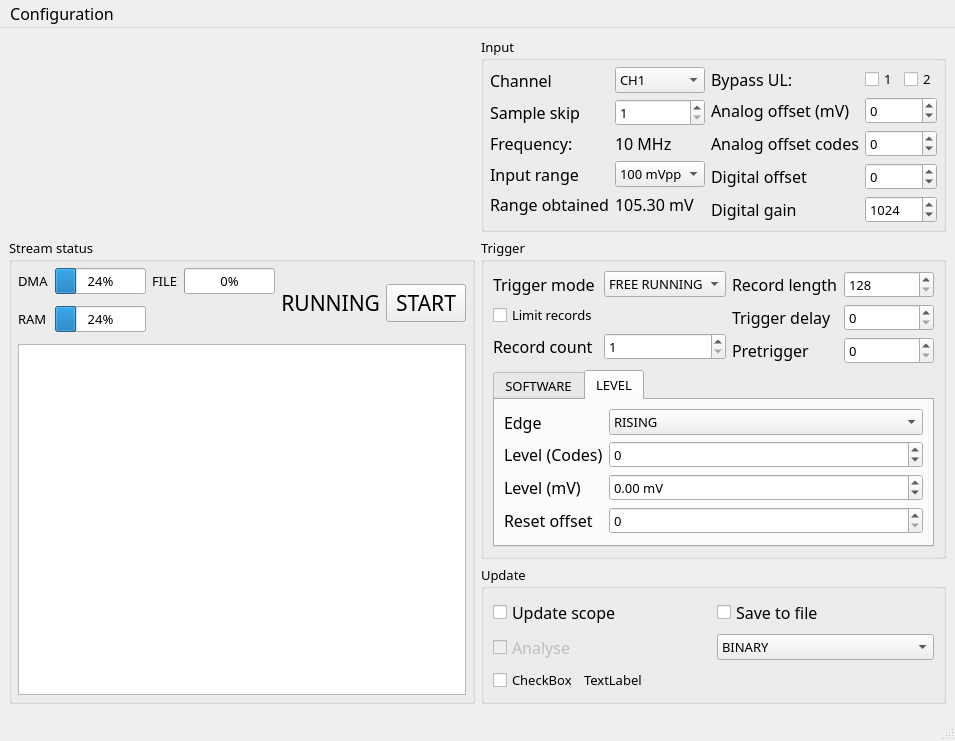
sevenreek/qtadqscope, file MainWindow.ui: the form before one commit.
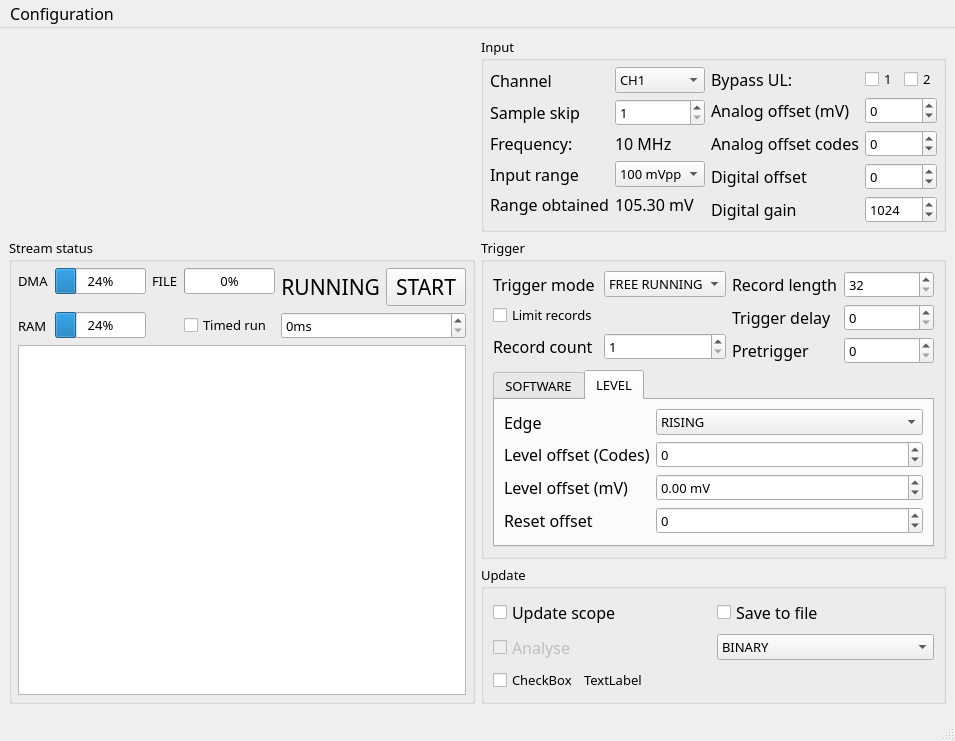
The form after the commit. Custom widgets are drawn as their Qt base class.

Commit message: QoL fixes in config loading/channel changing. Trigger level is now set as an offset from analog DC bias. Added timed acquisition.

```diff
--- a/MainWindow.ui
+++ b/MainWindow.ui
@@ -6,8 +6,8 @@
    <rect>
     <x>0</x>
     <y>0</y>
-    <width>915</width>
-    <height>663</height>
+    <width>919</width>
+    <height>661</height>
    </rect>
   </property>
   <property name="font">
@@ -538,6 +538,39 @@
            <property name="bottomMargin">
             <number>6</number>
            </property>
+           <item row="1" column="4" rowspan="2">
+            <widget class="QLabel" name="streamStatusLabel">
+             <property name="font">
+              <font>
+               <family>Calibri Light</family>
+               <pointsize>16</pointsize>
+              </font>
+             </property>
+             <property name="text">
+              <string>RUNNING</string>
+             </property>
+             <property name="alignment">
+              <set>Qt::AlignRight|Qt::AlignTrailing|Qt::AlignVCenter</set>
+             </property>
+            </widget>
+           </item>
+           <item row="1" column="2">
+            <widget class="QLabel" name="label_15">
+             <property name="text">
+              <string>FILE</string>
+             </property>
+            </widget>
+           </item>
+           <item row="1" column="3">
+            <widget class="QProgressBar" name="FileFillStatus">
+             <property name="maximum">
+              <number>100</number>
+             </property>
+             <property name="value">
+              <number>0</number>
+             </property>
+            </widget>
+           </item>
            <item row="5" column="0" colspan="6">
             <widget class="QPlainTextEdit" name="notificationsTextArea">
              <property name="sizePolicy">
@@ -563,59 +596,6 @@
              </property>
             </widget>
            </item>
-           <item row="1" column="1">
-            <widget class="QProgressBar" name="DMAFillStatus">
-             <property name="maximum">
-              <number>100</number>
-             </property>
-             <property name="value">
-              <number>24</number>
-             </property>
-            </widget>
-           </item>
-           <item row="1" column="2">
-            <widget class="QLabel" name="label_15">
-             <property name="text">
-              <string>FILE</string>
-             </property>
-            </widget>
-           </item>
-           <item row="1" column="4" rowspan="4">
-            <widget class="QLabel" name="streamStatusLabel">
-             <property name="font">
-              <font>
-               <family>Calibri Light</family>
-               <pointsize>16</pointsize>
-              </font>
-             </property>
-             <property name="text">
-              <string>RUNNING</string>
-             </property>
-             <property name="alignment">
-              <set>Qt::AlignRight|Qt::AlignTrailing|Qt::AlignVCenter</set>
-             </property>
-            </widget>
-           </item>
-           <item row="3" column="1">
-            <widget class="QProgressBar" name="RAMFillStatus">
-             <property name="value">
-              <number>24</number>
-             </property>
-            </widget>
-           </item>
-           <item row="1" column="5" rowspan="4">
-            <widget class="QPushButton" name="streamStartStopButton">
-             <property name="font">
-              <font>
-               <family>Calibri Light</family>
-               <pointsize>16</pointsize>
-              </font>
-             </property>
-             <property name="text">
-              <string>START</string>
-             </property>
-            </widget>
-           </item>
            <item row="3" column="0">
             <widget class="QLabel" name="label_14">
              <property name="text">
@@ -623,6 +603,13 @@
              </property>
             </widget>
            </item>
+           <item row="3" column="1">
+            <widget class="QProgressBar" name="RAMFillStatus">
+             <property name="value">
+              <number>24</number>
+             </property>
+            </widget>
+           </item>
            <item row="1" column="0">
             <widget class="QLabel" name="label_13">
              <property name="text">
@@ -630,13 +617,43 @@
              </property>
             </widget>
            </item>
-           <item row="1" column="3">
-            <widget class="QProgressBar" name="FileFillStatus">
+           <item row="1" column="1">
+            <widget class="QProgressBar" name="DMAFillStatus">
              <property name="maximum">
               <number>100</number>
              </property>
              <property name="value">
-              <number>0</number>
+              <number>24</number>
+             </property>
+            </widget>
+           </item>
+           <item row="1" column="5" rowspan="2">
+            <widget class="QPushButton" name="streamStartStopButton">
+             <property name="font">
+              <font>
+               <family>Calibri Light</family>
+               <pointsize>16</pointsize>
+              </font>
+             </property>
+             <property name="text">
+              <string>START</string>
+             </property>
+            </widget>
+           </item>
+           <item row="3" column="3">
+            <widget class="QCheckBox" name="timedRunCheckbox">
+             <property name="text">
+              <string>Timed run</string>
+             </property>
+            </widget>
+           </item>
+           <item row="3" column="4" colspan="2">
+            <widget class="QSpinBox" name="timedRunValue">
+             <property name="suffix">
+              <string>ms</string>
+             </property>
+             <property name="maximum">
+              <number>2147483647</number>
              </property>
             </widget>
            </item>
@@ -698,7 +715,7 @@
              <item row="0" column="1">
               <widget class="QSpinBox" name="recordLengthInput">
                <property name="minimum">
-                <number>128</number>
+                <number>32</number>
                </property>
                <property name="maximum">
                 <number>65536</number>
@@ -877,7 +894,7 @@
                   </font>
                  </property>
                  <property name="text">
-                  <string>Level (Codes)</string>
+                  <string>Level offset (Codes)</string>
                  </property>
                 </widget>
                </item>
@@ -900,7 +917,7 @@
                   </font>
                  </property>
                  <property name="text">
-                  <string>Level (mV)</string>
+                  <string>Level offset (mV)</string>
                  </property>
                 </widget>
                </item>
@@ -931,7 +948,14 @@
                 </widget>
                </item>
                <item row="3" column="1">
-                <widget class="QSpinBox" name="levelTriggerResetOffsetInput"/>
+                <widget class="QSpinBox" name="levelTriggerResetOffsetInput">
+                 <property name="minimum">
+                  <number>-32768</number>
+                 </property>
+                 <property name="maximum">
+                  <number>32767</number>
+                 </property>
+                </widget>
                </item>
               </layout>
              </widget>
@@ -954,6 +978,9 @@
              </item>
              <item row="0" column="1">
               <widget class="QComboBox" name="triggerModeSelector">
+               <property name="currentIndex">
+                <number>0</number>
+               </property>
                <item>
                 <property name="text">
                  <string>FREE RUNNING</string>
@@ -1042,7 +1069,7 @@
     <rect>
      <x>0</x>
      <y>0</y>
-     <width>915</width>
+     <width>919</width>
      <height>25</height>
     </rect>
    </property>
```
The commit also changes 11 other files.
